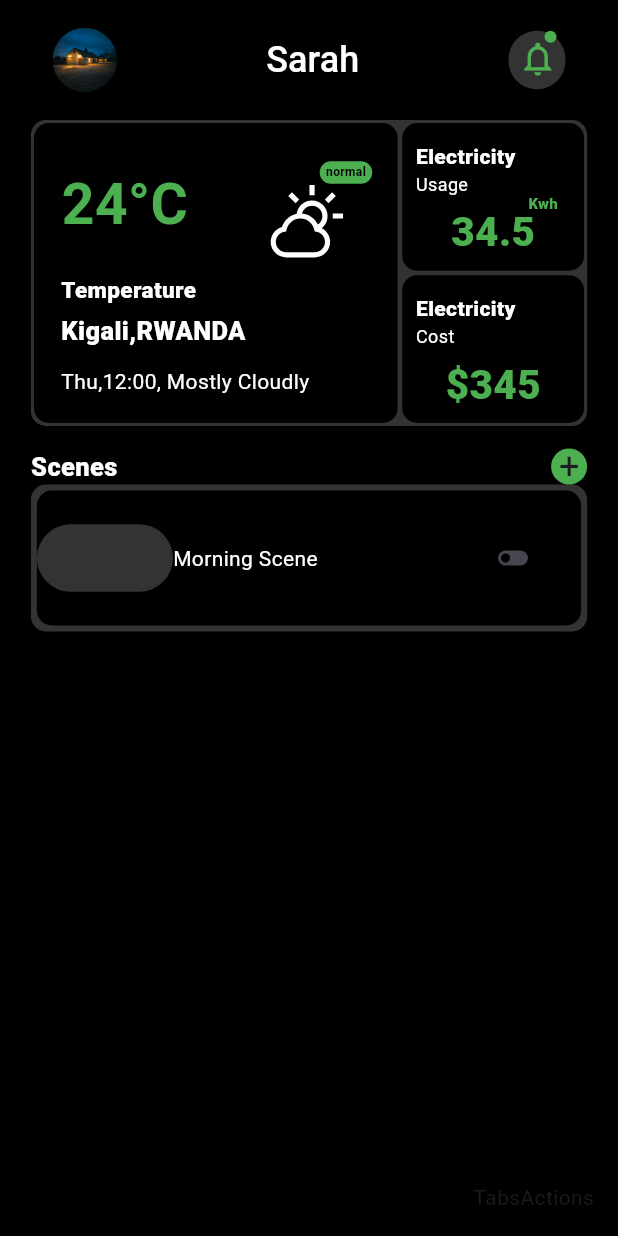
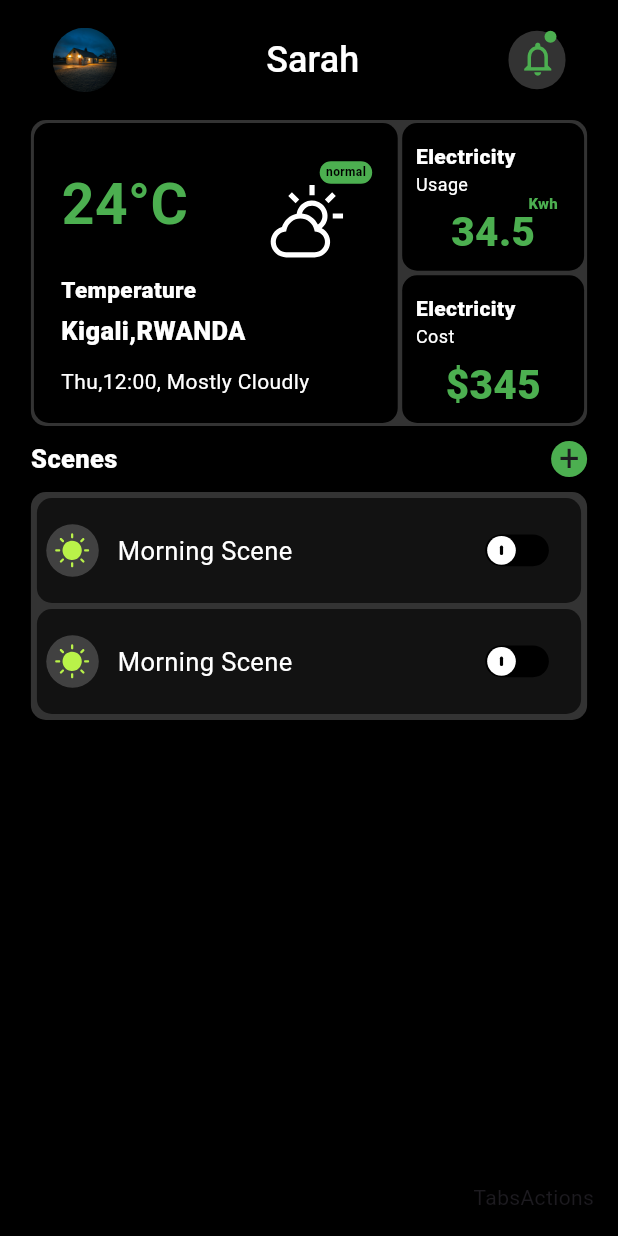
Before and after one commit to Tuyisenge2/E-commrcer-SPA-flutter, a Flutter app: the Dashboard screen opened by its route, on a phone screen of 412 x 824 dp. Run offline on Flutter 3.47's test engine with Material 3 defaults, Android fonts, the phone set to English and light mode, and no system bars; our stand-ins replace flutter_svg, go_router.

Commit message:
ui-finalscene card in dash home

```diff
--- a/lib/components/scene_card.dart
+++ b/lib/components/scene_card.dart
@@ -1,50 +1,43 @@
 import 'package:flutter/material.dart';
+import 'package:flutter_svg/svg.dart';
 
 class SceneCard extends StatelessWidget {
   @override
   Widget build(BuildContext context) {
     return Container(
-      padding: EdgeInsets.all(4),
+      height: 70,
       decoration: BoxDecoration(
-        color: Colors.white.withOpacity(0.2),
-        borderRadius: BorderRadius.circular(10),
-      ),
-      child: Column(
-        children: [
-          Container(
-            height: 90,
-            decoration: BoxDecoration(
-              color: Colors.black,
+        color: Colors.black.withOpacity(0.655),
         borderRadius: BorderRadius.circular(10),
       ),
       child: Row(
+        mainAxisAlignment: MainAxisAlignment.spaceAround,
         children: [
-                Expanded(
+          Flexible(
             flex: 1,
             child: Container(
-                    height: 45,
-                    width: 45,
+              height: 35,
+              width: 35,
+              padding: EdgeInsets.all(5),
               decoration: BoxDecoration(
                 color: Colors.white.withOpacity(0.2),
-                      borderRadius: BorderRadius.circular(50),
+                borderRadius: BorderRadius.circular(400),
               ),
+              child: SvgPicture.asset('assets/icons/sun.svg'),
             ),
           ),
           Expanded(
-                  flex: 2,
+            flex: 3,
             child: Text(
               'Morning Scene',
-                    style: TextStyle(color: Colors.white),
+              style: TextStyle(color: Colors.white, fontSize: 17),
             ),
           ),
           Expanded(
             flex: 1,
             child: IconButton(
               onPressed: () {},
-                    icon: Icon(Icons.toggle_off),
-                  ),
-                ),
-              ],
+              icon: SvgPicture.asset('assets/icons/toggleButton.svg'),
             ),
           ),
         ],
--- a/lib/pages/Dashboard/dashboard.dart
+++ b/lib/pages/Dashboard/dashboard.dart
@@ -319,7 +319,7 @@ class Dashboard extends StatelessWidget {
                     ],
                   ),
                 ),
-                SizedBox(height: 15),
+                SizedBox(height: 10),
                 Row(
                   mainAxisAlignment: MainAxisAlignment.spaceBetween,
                   children: [
@@ -334,8 +334,18 @@ class Dashboard extends StatelessWidget {
                     PlusButton(),
                   ],
                 ),
-
-                SceneCard()
+                SizedBox(height: 10),
+                Container(
+                  padding: EdgeInsets.all(4),
+                  decoration: BoxDecoration(
+                    color: Colors.white.withOpacity(0.2),
+                    borderRadius: BorderRadius.circular(10),
+                  ),
+                  child: Column(
+                    spacing: 4,
+                    children: [SceneCard(), SceneCard()],
+                  ),
+                ),
               ],
             ),
           ),
--- a/pubspec.yaml
+++ b/pubspec.yaml
@@ -54,6 +54,11 @@ flutter:
     - assets/icons/translate.svg
     - assets/images/heroBg2.jpg
     - assets/icons/sunCloud.svg
+    - assets/icons/moon.svg
+    - assets/icons/sun.svg
+    - assets/icons/toggleButton.svg
+
+
 
   # fonts:
   #   - family: Schyler
```
Also changed, not shown: assets/icons/moon.svg (added), assets/icons/sun.svg (added), assets/icons/toggleButton.svg (added). Lines whose indentation alone changed are shown as unchanged.
